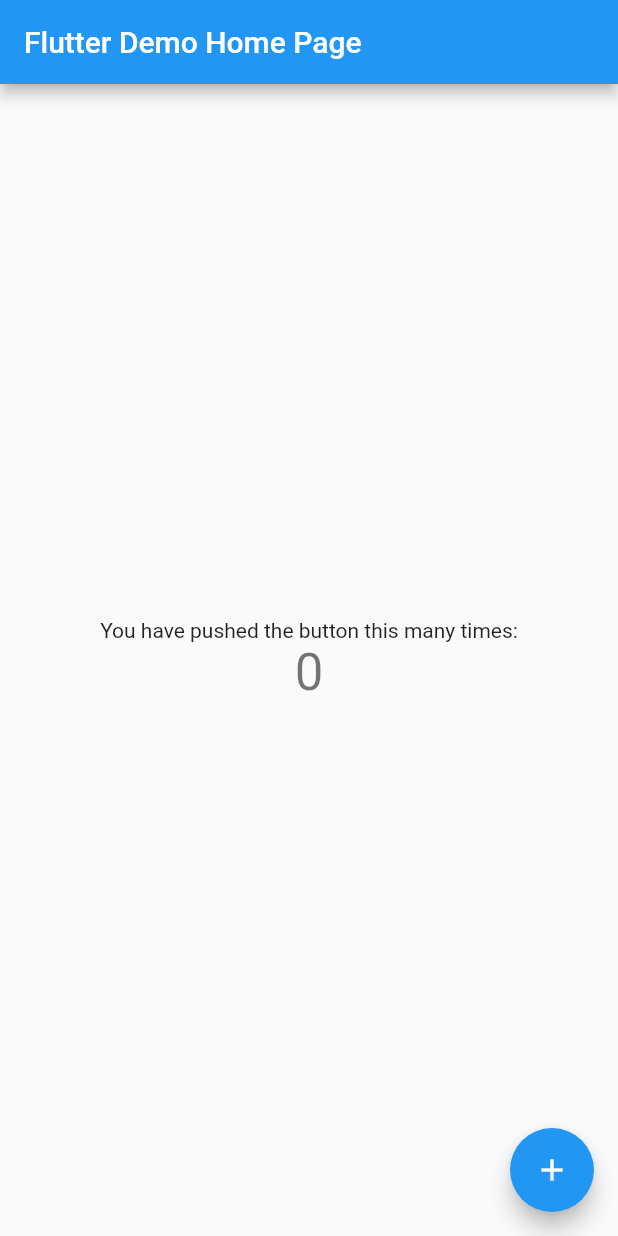
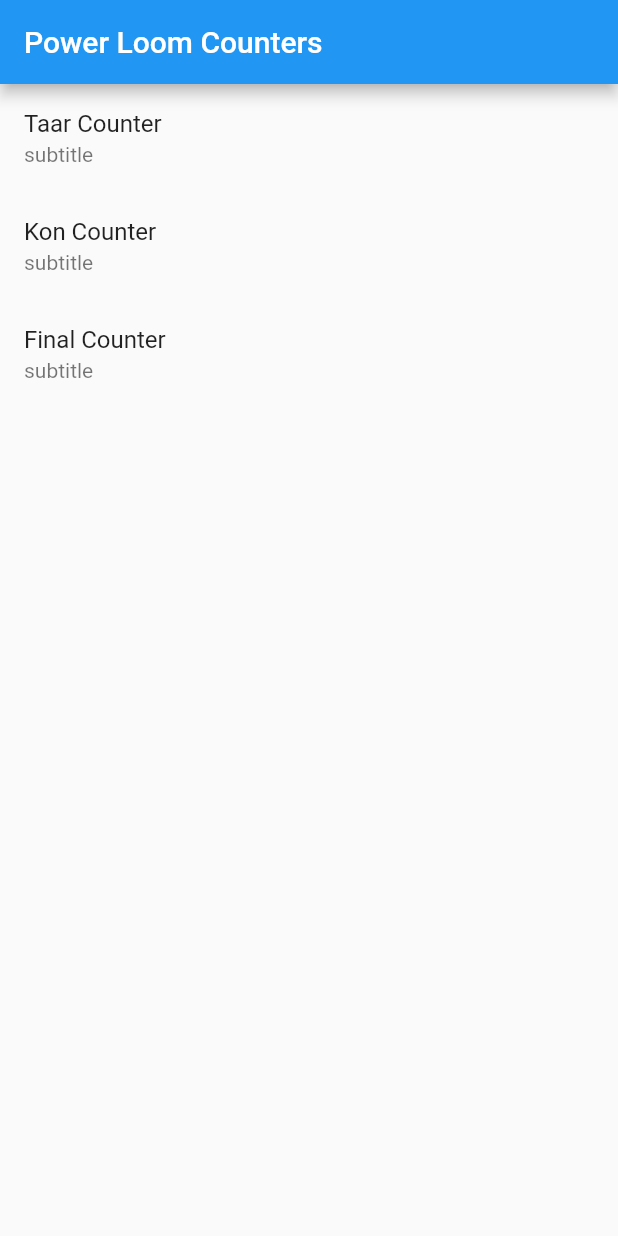
Before and after one commit to hakeemsyd/powerloom, a Flutter app: the screen it shows after launch, on a phone screen of 412 x 824 dp. Run offline on Flutter 3.47's test engine with Material 2 defaults, Android fonts, the phone set to English and light mode, and no system bars; our stand-ins replace fluttertoast.

Commit message:
Add toast and list view for calculators

```diff
--- /dev/null
+++ b/lib/app.dart
@@ -0,0 +1,16 @@
+import 'package:flutter/material.dart';
+import 'package:powerloom/home.page.dart';
+
+class MyApp extends StatelessWidget {
+  // This widget is the root of your application.
+  @override
+  Widget build(BuildContext context) {
+    return new MaterialApp(
+      title: 'Power Loom',
+      theme: new ThemeData(
+        primarySwatch: Colors.blue,
+      ),
+      home: new MyHomePage(title: 'Power Loom Counters'),
+    );
+  }
+}
--- /dev/null
+++ b/lib/home.page.dart
@@ -0,0 +1,45 @@
+import 'package:flutter/material.dart';
+import 'package:fluttertoast/fluttertoast.dart';
+
+class MyHomePage extends StatefulWidget {
+  MyHomePage({Key key, this.title}) : super(key: key);
+
+  final String title;
+
+  @override
+  _MyHomePageState createState() => new _MyHomePageState();
+}
+
+class _MyHomePageState extends State<MyHomePage> {
+  var calculators = ["Taar Counter", "Kon Counter", "Final Counter"];
+
+  void _incrementCounter() {
+    setState(() {});
+  }
+
+  void _onTapListView(String calculator) {
+    Fluttertoast.showToast(msg: 'clicked: $calculator' , toastLength: Toast.LENGTH_SHORT);
+    Scaffold.of(context).showSnackBar(SnackBar(content: Text('Hello')));
+    // showDialog(context: context);
+  }
+
+  @override
+  Widget build(BuildContext context) {
+    return new Scaffold(
+      appBar: new AppBar(
+        title: new Text(widget.title),
+      ),
+      body: new Center(
+        child: ListView.builder(
+            itemBuilder: (BuildContext context, int index) {
+              return ListTile(
+                title: Text(calculators[index]),
+                subtitle: Text('subtitle'),
+                onTap: () => _onTapListView(calculators[index]),
+              );
+            },
+            itemCount: calculators.length),
+      ),
+    );
+  }
+}
--- a/lib/main.dart
+++ b/lib/main.dart
@@ -1,109 +1,4 @@
 import 'package:flutter/material.dart';
+import 'package:powerloom/app.dart';
 
 void main() => runApp(new MyApp());
-
-class MyApp extends StatelessWidget {
-  // This widget is the root of your application.
-  @override
-  Widget build(BuildContext context) {
-    return new MaterialApp(
-      title: 'Flutter Demo',
-      theme: new ThemeData(
-        // This is the theme of your application.
-        //
-        // Try running your application with "flutter run". You'll see the
-        // application has a blue toolbar. Then, without quitting the app, try
-        // changing the primarySwatch below to Colors.green and then invoke
-        // "hot reload" (press "r" in the console where you ran "flutter run",
-        // or press Run > Flutter Hot Reload in IntelliJ). Notice that the
-        // counter didn't reset back to zero; the application is not restarted.
-        primarySwatch: Colors.blue,
-      ),
-      home: new MyHomePage(title: 'Flutter Demo Home Page'),
-    );
-  }
-}
-
-class MyHomePage extends StatefulWidget {
-  MyHomePage({Key key, this.title}) : super(key: key);
-
-  // This widget is the home page of your application. It is stateful, meaning
-  // that it has a State object (defined below) that contains fields that affect
-  // how it looks.
-
-  // This class is the configuration for the state. It holds the values (in this
-  // case the title) provided by the parent (in this case the App widget) and
-  // used by the build method of the State. Fields in a Widget subclass are
-  // always marked "final".
-
-  final String title;
-
-  @override
-  _MyHomePageState createState() => new _MyHomePageState();
-}
-
-class _MyHomePageState extends State<MyHomePage> {
-  int _counter = 0;
-
-  void _incrementCounter() {
-    setState(() {
-      // This call to setState tells the Flutter framework that something has
-      // changed in this State, which causes it to rerun the build method below
-      // so that the display can reflect the updated values. If we changed
-      // _counter without calling setState(), then the build method would not be
-      // called again, and so nothing would appear to happen.
-      _counter++;
-    });
-  }
-
-  @override
-  Widget build(BuildContext context) {
-    // This method is rerun every time setState is called, for instance as done
-    // by the _incrementCounter method above.
-    //
-    // The Flutter framework has been optimized to make rerunning build methods
-    // fast, so that you can just rebuild anything that needs updating rather
-    // than having to individually change instances of widgets.
-    return new Scaffold(
-      appBar: new AppBar(
-        // Here we take the value from the MyHomePage object that was created by
-        // the App.build method, and use it to set our appbar title.
-        title: new Text(widget.title),
-      ),
-      body: new Center(
-        // Center is a layout widget. It takes a single child and positions it
-        // in the middle of the parent.
-        child: new Column(
-          // Column is also layout widget. It takes a list of children and
-          // arranges them vertically. By default, it sizes itself to fit its
-          // children horizontally, and tries to be as tall as its parent.
-          //
-          // Invoke "debug paint" (press "p" in the console where you ran
-          // "flutter run", or select "Toggle Debug Paint" from the Flutter tool
-          // window in IntelliJ) to see the wireframe for each widget.
-          //
-          // Column has various properties to control how it sizes itself and
-          // how it positions its children. Here we use mainAxisAlignment to
-          // center the children vertically; the main axis here is the vertical
-          // axis because Columns are vertical (the cross axis would be
-          // horizontal).
-          mainAxisAlignment: MainAxisAlignment.center,
-          children: <Widget>[
-            new Text(
-              'You have pushed the button this many times:',
-            ),
-            new Text(
-              '$_counter',
-              style: Theme.of(context).textTheme.display1,
-            ),
-          ],
-        ),
-      ),
-      floatingActionButton: new FloatingActionButton(
-        onPressed: _incrementCounter,
-        tooltip: 'Increment',
-        child: new Icon(Icons.add),
-      ), // This trailing comma makes auto-formatting nicer for build methods.
-    );
-  }
-}
--- a/pubspec.yaml
+++ b/pubspec.yaml
@@ -19,6 +19,7 @@ dependencies:
   # The following adds the Cupertino Icons font to your application.
   # Use with the CupertinoIcons class for iOS style icons.
   cupertino_icons: ^0.1.2
+  fluttertoast: ^2.0.7
 
 dev_dependencies:
   flutter_test:
```
Also changed, not shown: 4 other files.
